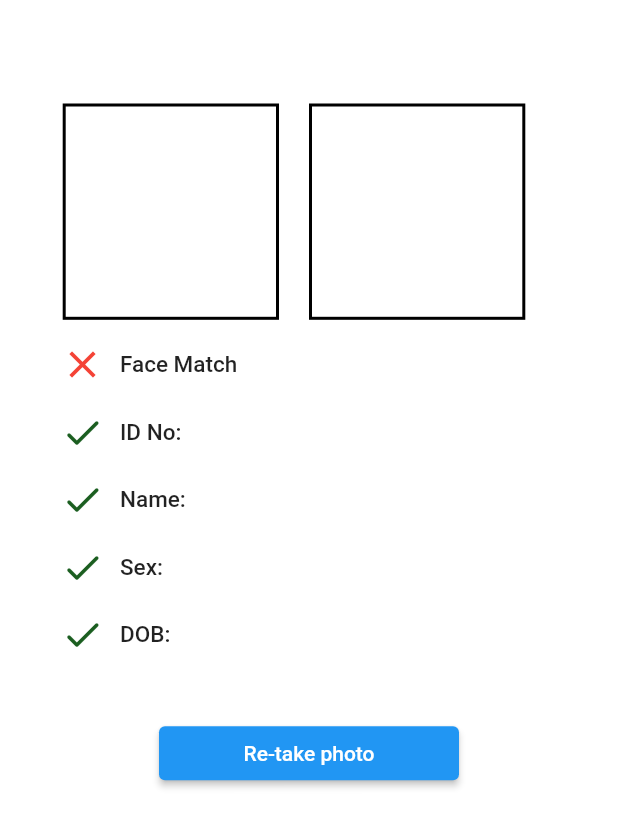
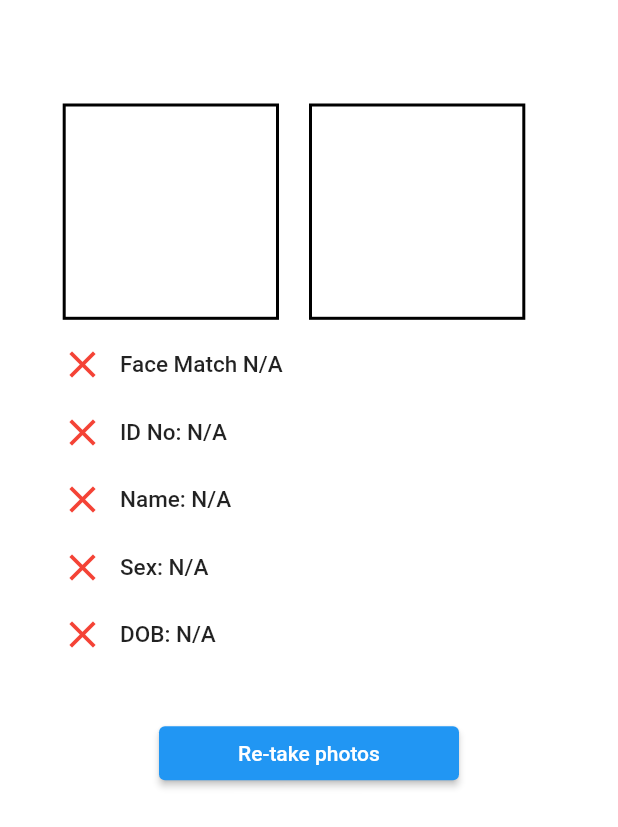
Before and after one commit to EdwinWalela/jamiiclient, a Flutter app: the DetailConfirmationScreen widget shown alone on an empty page, opened directly with empty values, on a phone screen of 412 x 824 dp. Shown: the top 827 px of the screen. Run offline on Flutter 3.47's test engine with Material 2 defaults, Android fonts, the phone set to English and light mode, and no system bars; our stand-ins replace camera, rxdart, socket_io_client; missing offline and left inert: cryptography; Roboto replaces fonts that are missing (Georgia, Hind).

Commit message:
extracted text verification

```diff
--- a/lib/main.dart
+++ b/lib/main.dart
@@ -68,7 +68,6 @@ void main() async {
   // Get a specific camera from the list of available cameras.
   final backCamera = cameras.first;
   final frontCamera = cameras.last;
-
   runApp(App(
     cameras: [backCamera, frontCamera],
   ));
--- a/lib/src/blocs/BiometricsBloc.dart
+++ b/lib/src/blocs/BiometricsBloc.dart
@@ -31,7 +31,6 @@ class BiometricsBloc {
 
     // recieve response from API
     final extractionRes = await _repository.extractBiometrics(bioData);
-
     final matchRes = await _repository.verifyBiometrics(extractionRes);
     // Add response to response stream
     addUser(matchRes);
--- a/lib/src/models/Biometrics.dart
+++ b/lib/src/models/Biometrics.dart
@@ -27,8 +27,8 @@ class Biometrics {
     missingFaces = List.castFrom<dynamic, String>(
       parsedJson["missing-face"],
     );
-    // extractedText = List.castFrom<dynamic, String>(
-    //   parsedJson["extracted-text"],
-    // );
+    extractedText = List.castFrom<dynamic, String>(
+      parsedJson["extracted-text"],
+    );
   }
 }
--- a/lib/src/models/User.dart
+++ b/lib/src/models/User.dart
@@ -4,8 +4,16 @@ class User {
   String name;
   String sex;
   String dob;
+  List<String> extracted;
 
-  User({this.faceMatch, this.idNo, this.dob, this.name, this.sex});
+  User({
+    this.faceMatch,
+    this.idNo,
+    this.dob,
+    this.name,
+    this.sex,
+    this.extracted,
+  });
 
   User.fromJson(parsedJson) {
     faceMatch = parsedJson["match"];
--- a/lib/src/resources/BioAPIProvider.dart
+++ b/lib/src/resources/BioAPIProvider.dart
@@ -1,11 +1,12 @@
 import 'dart:convert';
+import 'dart:developer';
 
 import 'package:http/http.dart';
 import 'package:jamiiclient/src/models/Biometrics.dart';
 
 class BioAPIProvider {
   Client client = Client();
-  String _baseURL = "https://b65b-197-237-160-234.ngrok.io";
+  String _baseURL = "https://jamii-bio-api.herokuapp.com";
 
   Future<String> detectFaces(Biometrics bioData) async {
     var url = Uri.parse('$_baseURL/detect');
@@ -25,7 +26,6 @@ class BioAPIProvider {
     } catch (err) {
       print(err);
     }
-
     try {
       resData = await response.stream.toBytes();
     } catch (err) {
--- a/lib/src/screens/registration/DetailConfirmationScreen.dart
+++ b/lib/src/screens/registration/DetailConfirmationScreen.dart
@@ -24,16 +24,24 @@ class DetailConfirmationScreen extends StatelessWidget {
           ],
         ),
         buildDetail("Face Match", user.faceMatch, ""),
-        buildDetail("ID No:", true, user.idNo),
-        buildDetail("Name:", true, user.name),
-        buildDetail("Sex:", true, user.sex),
-        buildDetail("DOB:", true, user.dob),
+        buildDetail("ID No:", user.idNo.isNotEmpty, user.idNo),
+        buildDetail("Name:", user.name.isNotEmpty, user.name),
+        buildDetail("Sex:", user.sex.isNotEmpty, user.sex),
+        buildDetail("DOB:", user.dob.isNotEmpty, user.dob),
         Container(
           margin: EdgeInsets.only(top: 40),
         ),
-        buildButton(user.faceMatch),
+        buildButton(checkAllValid(user)),
       ],
     );
+  }
+
+  bool checkAllValid(User user) {
+    return user.faceMatch &&
+        user.idNo.isNotEmpty &&
+        user.name.isNotEmpty &&
+        user.sex.isNotEmpty &&
+        user.dob.isNotEmpty;
   }
 
   Widget buildHeader(String header) {
@@ -68,7 +76,7 @@ class DetailConfirmationScreen extends StatelessWidget {
           ),
           Container(margin: EdgeInsets.only(right: 10)),
           Text(
-            content + " " + value,
+            isValid ? content + " " + value : content + " " + "N/A",
             style: TextStyle(
               fontSize: 15,
               fontWeight: FontWeight.w500,
@@ -97,7 +105,7 @@ class DetailConfirmationScreen extends StatelessWidget {
             );
           }
         },
-        child: Text(allValid ? "Submit" : "Re-take photo"),
+        child: Text(allValid ? "Submit" : "Re-take photos"),
       ),
     );
   }
--- a/lib/src/screens/registration/RegistrationScreen.dart
+++ b/lib/src/screens/registration/RegistrationScreen.dart
@@ -15,7 +15,7 @@ class RegistrationScreen extends StatelessWidget {
   RegistrationScreen({this.cameras});
 
   Widget build(BuildContext context) {
-    final PageController pageController = PageController(initialPage: 0);
+    final PageController pageController = PageController(initialPage: 1);
     final BiometricsBloc biometricsBloc = BiometricsProvider.of(context);
 
     return Scaffold(
--- a/pubspec.yaml
+++ b/pubspec.yaml
@@ -36,7 +36,7 @@ dependencies:
   path_provider: ^2.0.5
   path: ^1.8.0
   rxdart: ^0.26.0
-  http: any
+  http: ^0.13.4
 
 dev_dependencies:
   flutter_test:
```
Also changed, not shown: lib/src/App.dart (+5 -4 lines), lib/src/resources/repository.dart (+21 -11 lines), pubspec.lock.
